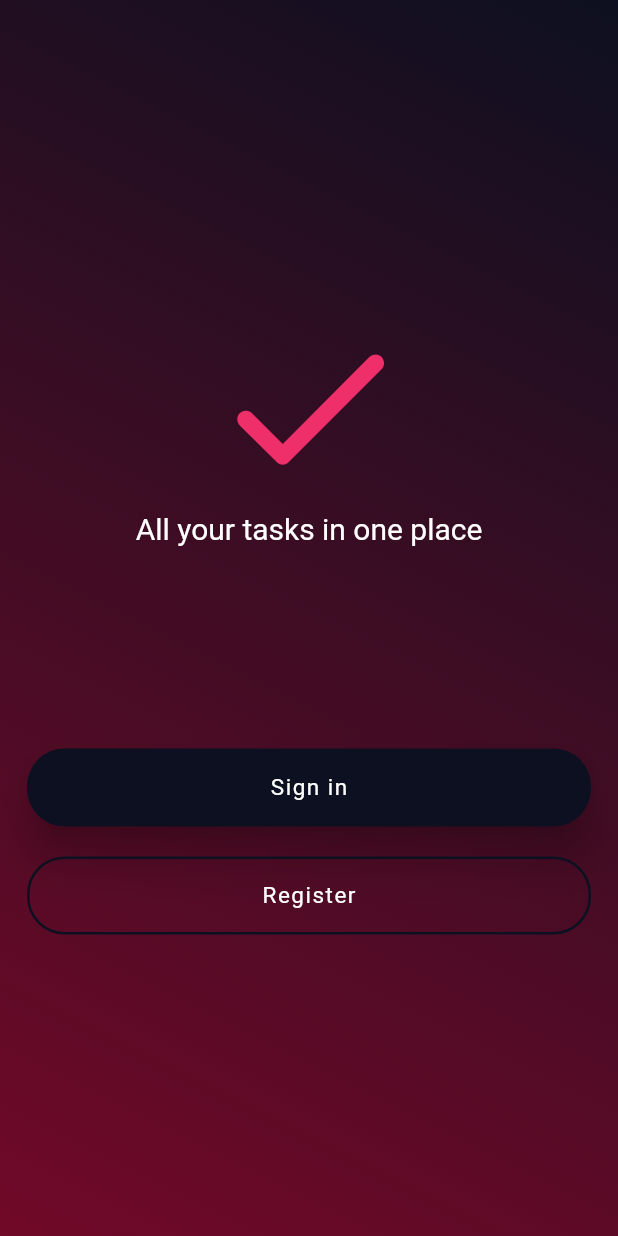
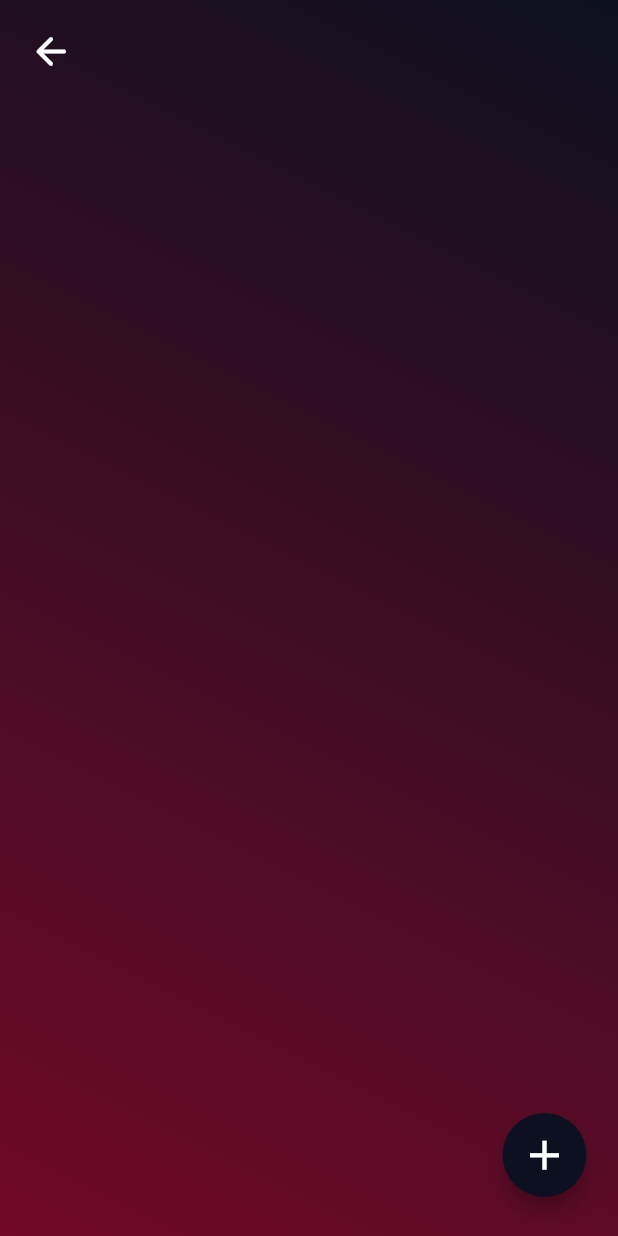
Before and after one commit to Bamidele1234/CRUD-with-Firebase, a Flutter app: the screen it shows after launch, on a phone screen of 412 x 824 dp. Run offline on Flutter 3.47's test engine with Material 2 defaults, Android fonts, the phone set to English and light mode, and no system bars; our stand-ins replace animated_text_kit, auto_route, responsive_framework.

Commit message:
Worked on the Bottom Modal Sheet

```diff
--- a/lib/constants.dart
+++ b/lib/constants.dart
@@ -6,6 +6,7 @@ import 'package:flutter/material.dart';
 const kScaffoldColor = Color(0xFF0D1020);
 const kShadowColor = Color(0xffEE2F69);
 const kGradientColor = Color(0xFF710928);
+const kSheetColor = Color(0xFF170F20);
 
 double kbuttonTextSize = 15;
 
@@ -72,3 +73,11 @@ const kmyBorder = OutlineInputBorder(
     Radius.circular(15),
   ),
 );
+
+// The shape of the bottomModalSheet
+const kRoundedBorder = RoundedRectangleBorder(
+  borderRadius: BorderRadius.only(
+    topLeft: Radius.circular(30.0),
+    topRight: Radius.circular(30.0),
+  ),
+);
--- a/lib/main.dart
+++ b/lib/main.dart
@@ -5,6 +5,7 @@ import 'package:responsive_framework/responsive_wrapper.dart';
 import 'app_router/router.gr.dart';
 
 void main() {
+  WidgetsFlutterBinding.ensureInitialized();
   runApp(MyApp());
 }
 
--- /dev/null
+++ b/lib/screens/body1_screen.dart
@@ -0,0 +1,64 @@
+import 'package:exercise6/constants.dart';
+import 'package:exercise6/reusables/back_button.dart';
+import 'package:flutter/material.dart';
+
+import '../reusables/edit_task_sheet.dart';
+
+class Body1Screen extends StatelessWidget {
+  const Body1Screen({Key? key}) : super(key: key);
+
+  static const tag = '/body';
+
+  @override
+  Widget build(BuildContext context) {
+    return GestureDetector(
+      onTap: () => FocusManager.instance.primaryFocus?.unfocus(),
+      child: Scaffold(
+        floatingActionButton: Padding(
+          padding: const EdgeInsets.only(bottom: 10, right: 5),
+          child: FloatingActionButton(
+            onPressed: () {
+              showModalBottomSheet(
+                isScrollControlled: true,
+                shape: kRoundedBorder,
+                context: context,
+                builder: (context) => const EditTaskSheet(
+                  function: '/add',
+                ),
+              );
+            },
+            tooltip: 'Add a task',
+            child: const Icon(
+              Icons.add,
+              size: 33,
+              color: Colors.white,
+            ),
+          ),
+        ),
+        resizeToAvoidBottomInset: false,
+        body: Container(
+          width: double.infinity,
+          decoration: kPageDecoration,
+          child: SafeArea(
+            child: Column(
+              crossAxisAlignment: CrossAxisAlignment.start,
+              children: [
+                const MyBackButton(),
+                Padding(
+                  padding: kPagePadding,
+                  child: Padding(
+                    padding: const EdgeInsets.only(top: 30),
+                    child: Column(
+                      crossAxisAlignment: CrossAxisAlignment.stretch,
+                      children: const [],
+                    ),
+                  ),
+                )
+              ],
+            ),
+          ),
+        ),
+      ),
+    );
+  }
+}
--- a/lib/screens/home_screen.dart
+++ b/lib/screens/home_screen.dart
@@ -13,9 +13,9 @@ class HomeScreen extends StatelessWidget {
   Widget build(BuildContext context) {
     return Scaffold(
       resizeToAvoidBottomInset: true,
-      body: SafeArea(
-        child: Container(
-          decoration: kPageDecoration,
+      body: Container(
+        decoration: kPageDecoration,
+        child: SafeArea(
           child: Padding(
             padding: kPagePadding,
             child: Center(
--- a/lib/screens/reset_password.dart
+++ b/lib/screens/reset_password.dart
@@ -15,9 +15,9 @@ class ResetPassword extends StatelessWidget {
       onTap: () => FocusManager.instance.primaryFocus?.unfocus(),
       child: Scaffold(
         resizeToAvoidBottomInset: false,
-        body: SafeArea(
-          child: Container(
-            decoration: kPageDecoration,
+        body: Container(
+          decoration: kPageDecoration,
+          child: SafeArea(
             child: Column(
               crossAxisAlignment: CrossAxisAlignment.start,
               children: [
--- a/lib/theme_data/theme.dart
+++ b/lib/theme_data/theme.dart
@@ -10,7 +10,9 @@ class MyTheme {
       ),
     ),
     visualDensity: VisualDensity.adaptivePlatformDensity,
-    scaffoldBackgroundColor: kScaffoldColor,
+    floatingActionButtonTheme: const FloatingActionButtonThemeData(
+      backgroundColor: kScaffoldColor,
+    ),
     inputDecorationTheme: InputDecorationTheme(
       hintStyle: const TextStyle(
         fontWeight: FontWeight.w600,
@@ -33,5 +35,8 @@ class MyTheme {
         ),
       ),
     ),
+    bottomSheetTheme: const BottomSheetThemeData(
+      backgroundColor: kSheetColor,
+    ),
   );
 }
```
Also changed, not shown: lib/app_router/router.dart (+14 -5 lines), lib/reusables/edit_task_sheet.dart (added, +91 -0 lines), lib/screens/login_screen.dart (+7 -4 lines), lib/screens/sign_up.dart (+7 -4 lines), lib/screens/splash_screen.dart (+7 -4 lines), lib/app_router/router.gr.dart.
